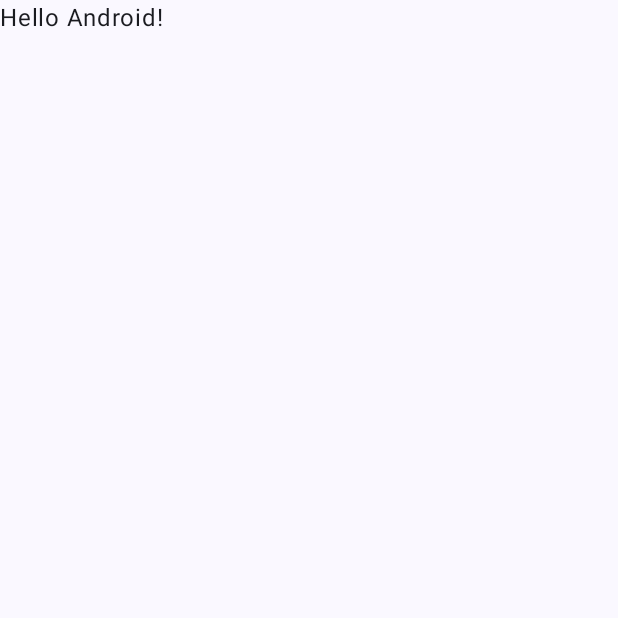
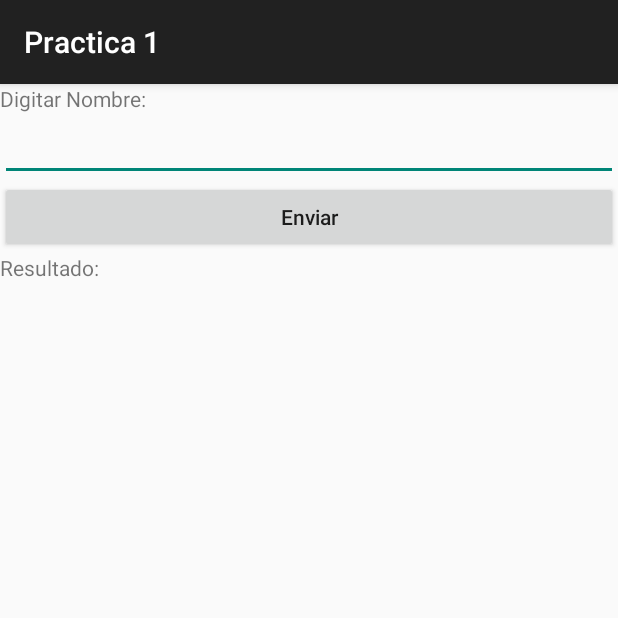
Before and after one commit to bocchiko/DSM-Guia1, an Android app built with Jetpack Compose: the screen it shows after launch (MainActivity), on a phone screen of 412 x 824 dp, the top half of it. Before the commit the part shown is almost empty. Run offline under Robolectric (Android 15) with nearby library versions, the phone set to English and light mode, and no system bars.

Commit message:
Desarrollo de Guia 1

```diff
--- a/app/build.gradle.kts
+++ b/app/build.gradle.kts
@@ -56,6 +56,7 @@ dependencies {
     implementation("androidx.compose.ui:ui-graphics")
     implementation("androidx.compose.ui:ui-tooling-preview")
     implementation("androidx.compose.material3:material3")
+    implementation("androidx.appcompat:appcompat:1.6.1")
     testImplementation("junit:junit:4.13.2")
     androidTestImplementation("androidx.test.ext:junit:1.1.5")
     androidTestImplementation("androidx.test.espresso:espresso-core:3.5.1")
--- a/app/src/main/java/com/example/practica1/MainActivity.kt
+++ b/app/src/main/java/com/example/practica1/MainActivity.kt
@@ -1,43 +1,27 @@
 package com.example.practica1
 
 import android.os.Bundle
-import androidx.activity.ComponentActivity
-import androidx.activity.compose.setContent
-import androidx.compose.foundation.layout.fillMaxSize
-import androidx.compose.material3.MaterialTheme
-import androidx.compose.material3.Surface
-import androidx.compose.material3.Text
-import androidx.compose.runtime.Composable
-import androidx.compose.ui.Modifier
-import androidx.compose.ui.tooling.preview.Preview
-import com.example.practica1.ui.theme.Practica1Theme
+import androidx.appcompat.app.AppCompatActivity
+import android.widget.Button
+import android.widget.EditText
+import android.widget.TextView
 
-class MainActivity : ComponentActivity() {
-    override fun onCreate(savedInstanceState: Bundle?) {
+lateinit var nombre : EditText
+lateinit var enviar : Button
+lateinit var resultado : TextView
+
+class MainActivity : AppCompatActivity() {
+    override fun onCreate(savedInstanceState: Bundle?){
         super.onCreate(savedInstanceState)
-        setContent {
-            Practica1Theme {
-                // A surface container using the 'background' color from the theme
-                Surface(modifier = Modifier.fillMaxSize(), color = MaterialTheme.colorScheme.background) {
-                    Greeting("Android")
-                }
-            }
+        setContentView(R.layout.activity_main)
+
+        nombre = findViewById(R.id.TxtNombre)
+        enviar = findViewById(R.id.BtnEnviar)
+        resultado = findViewById(R.id.LlbResultado)
+
+        enviar.setOnClickListener{
+            var nombreUsuario: String = nombre.text.toString()
+            resultado.setText(nombreUsuario)
         }
     }
 }
-
-@Composable
-fun Greeting(name: String, modifier: Modifier = Modifier) {
-    Text(
-            text = "Hello $name!",
-            modifier = modifier
-    )
-}
-
-@Preview(showBackground = true)
-@Composable
-fun GreetingPreview() {
-    Practica1Theme {
-        Greeting("Android")
-    }
-}
--- /dev/null
+++ b/app/src/main/res/layout/activity_main.xml
@@ -0,0 +1,34 @@
+<?xml version="1.0" encoding="utf-8"?>
+<LinearLayout xmlns:android="http://schemas.android.com/apk/res/android"
+    xmlns:tools="http://schemas.android.com/tools"
+    android:id="@+id/LinearLayout1"
+    android:orientation="vertical"
+    android:layout_width="match_parent"
+    android:layout_height="match_parent">
+
+    <TextView
+        android:id="@+id/LlbNombre"
+        android:layout_width="match_parent"
+        android:layout_height="wrap_content"
+        android:text="@string/nombre"/>
+
+    <EditText
+        android:id="@+id/TxtNombre"
+        android:layout_width="match_parent"
+        android:layout_height="wrap_content"
+        android:inputType="text"/>
+
+    <Button
+        android:id="@+id/BtnEnviar"
+        android:layout_width="match_parent"
+        android:layout_height="wrap_content"
+        android:textAllCaps="false"
+        android:text="@string/enviar"/>
+
+    <TextView
+        android:id="@+id/LlbResultado"
+        android:layout_width="match_parent"
+        android:layout_height="wrap_content"
+        android:text="@string/resultado"/>
+
+</LinearLayout>
--- a/app/src/main/res/values/strings.xml
+++ b/app/src/main/res/values/strings.xml
@@ -1,3 +1,6 @@
 <resources>
     <string name="app_name">Practica 1</string>
+    <string name="resultado">Resultado: </string>
+    <string name="nombre">Digitar Nombre: </string>
+    <string name="enviar">Enviar</string>
 </resources>
--- a/app/src/main/res/values/themes.xml
+++ b/app/src/main/res/values/themes.xml
@@ -1,5 +1,5 @@
 <?xml version="1.0" encoding="utf-8"?>
 <resources>
 
-    <style name="Theme.Practica1" parent="android:Theme.Material.Light.NoActionBar" />
+    <style name="Theme.Practica1" parent="Theme.AppCompat.Light.DarkActionBar" />
 </resources>
```
